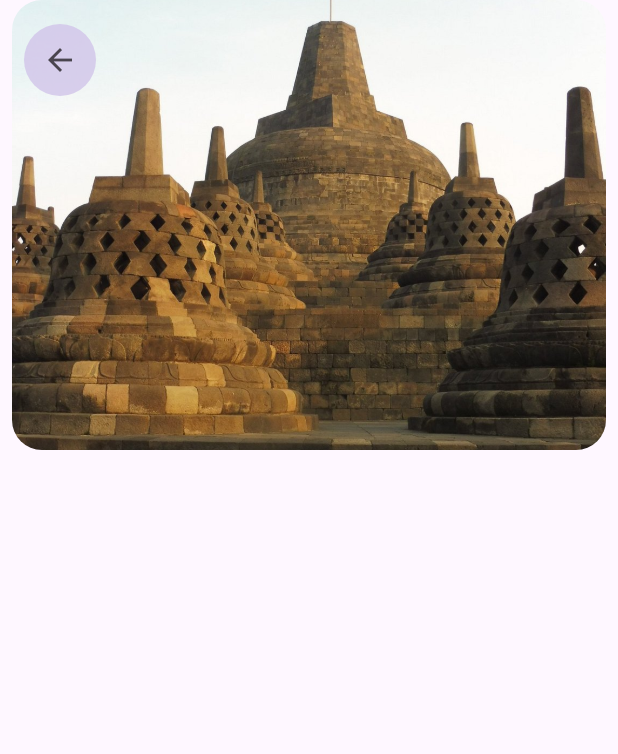
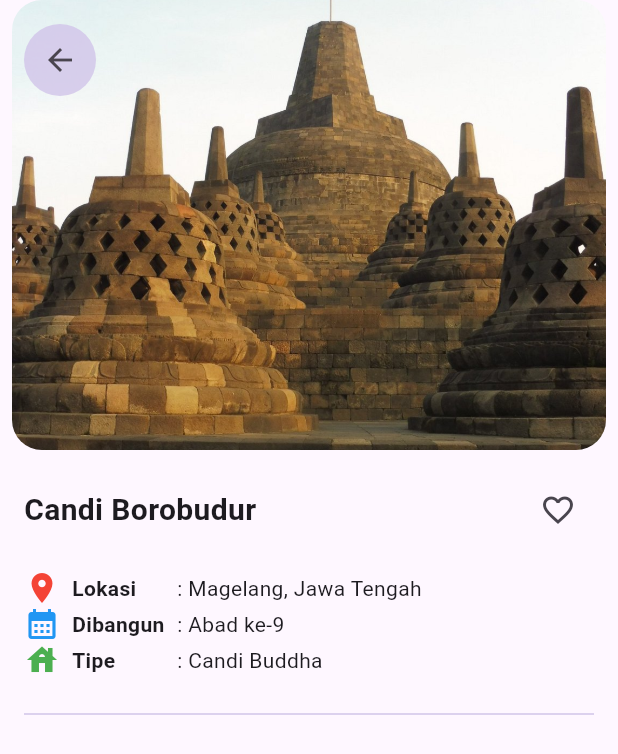
Before and after one commit to 2024-2025-Gasal-PABI-SI5A/project-wisata-candi-Wenard62, a Flutter app: the screen it shows after launch, on a phone screen of 412 x 824 dp. Shown: the top 754 px of the screen. Run offline on Flutter 3.47's test engine with Material 3 defaults, Android fonts, the phone set to English and light mode, and no system bars.

Commit message:
Push Ulang 3rd
3rd

```diff
--- a/candi_irpan/lib/screens/detail_screen.dart
+++ b/candi_irpan/lib/screens/detail_screen.dart
@@ -49,7 +49,62 @@ class DetailScreen extends StatelessWidget {
             child: Column(
               children: [
                 // Info Atas
+                SizedBox(height: 16,),
+                Row(
+                  mainAxisAlignment: MainAxisAlignment.spaceBetween,
+                  children: [
+                    Text(candi.name,
+                    style: const TextStyle(
+                      fontSize: 20,
+                      fontWeight: FontWeight.bold
+                    ),),
+                    IconButton(
+                        onPressed: () {},
+                        icon: const Icon(Icons.favorite_border)),
+                  ],
+                ),
                 // Info Tengah
+                const SizedBox(height: 16,),
+                Row(children: [
+                  const Icon(Icons.place, color: Colors.red,),
+                  const SizedBox(width: 8,),
+                  const SizedBox(
+                    width: 70,
+                    child: Text(
+                      'Lokasi',
+                      style: TextStyle(fontWeight: FontWeight.bold),
+                    ),
+                  ),
+                  Text(': ${candi.location}')
+                ],),
+                Row(children: [
+                  const Icon(Icons.calendar_month, color: Colors.blue,),
+                  const SizedBox(width: 8,),
+                  const SizedBox(
+                    width: 70,
+                    child: Text(
+                      'Dibangun',
+                      style: TextStyle(fontWeight: FontWeight.bold),
+                    ),
+                  ),
+                  Text(': ${candi.built}')
+                ],),
+                Row(children: [
+                  const Icon(Icons.house, color: Colors.green,),
+                  const SizedBox(width: 8,),
+                  const SizedBox(
+                    width: 70,
+                    child: Text(
+                      'Tipe',
+                      style: TextStyle(fontWeight: FontWeight.bold),
+                    ),
+                  ),
+                  Text(': ${candi.type}')
+                ],),
+                // Pemisah
+                const SizedBox(height: 16,),
+                Divider(color: Colors.deepPurple.shade100,),
+                const SizedBox(height: 16,)
                 // Info Bawah
               ],
             ),
```
